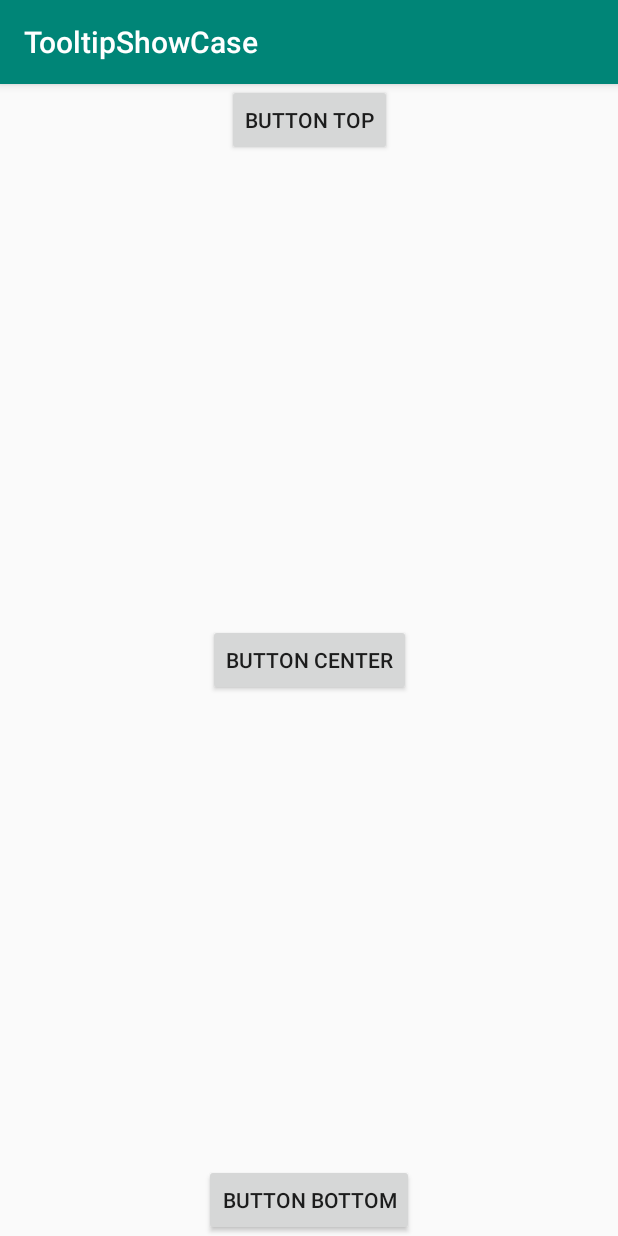
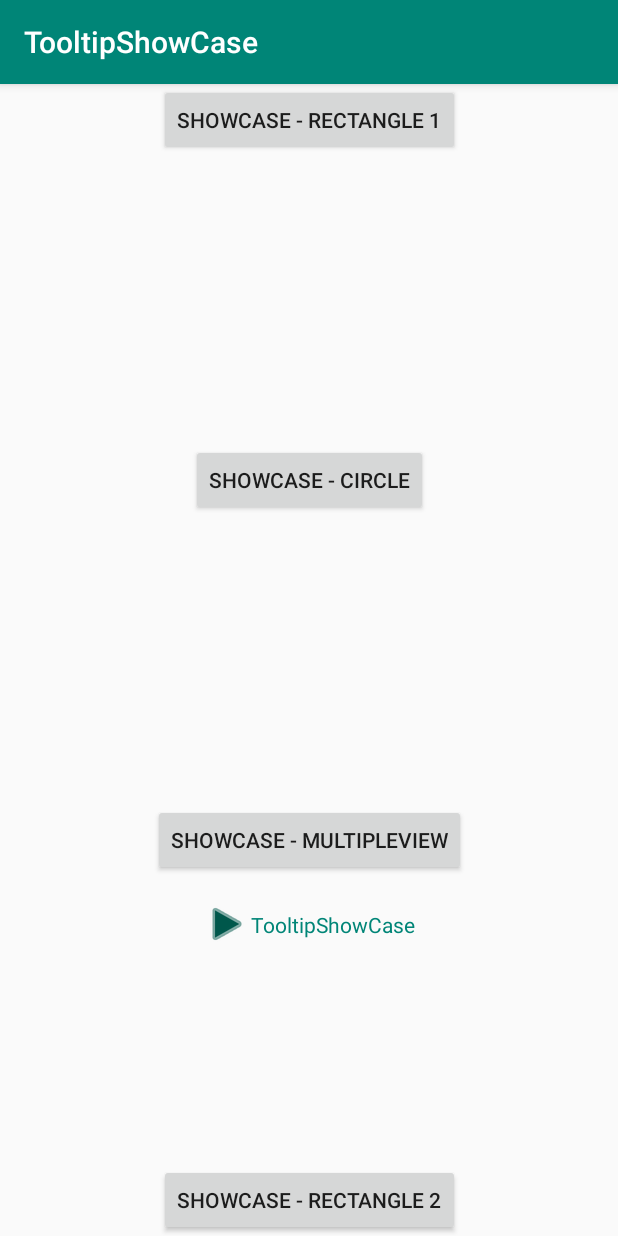
Before and after one commit to bilgehankalkan/showcase, an Android app: the screen it shows after launch (MainActivity), on a phone screen of 412 x 824 dp. Run offline under Robolectric (Android 15) with nearby library versions, the phone set to English and light mode, and no system bars.

Commit message:
rename func add support to focus multiple view

```diff
--- a/sample/src/main/res/layout/activity_main.xml
+++ b/sample/src/main/res/layout/activity_main.xml
@@ -10,27 +10,64 @@
         android:id="@+id/button_top"
         android:layout_width="wrap_content"
         android:layout_height="wrap_content"
-        android:text="Button Top"
+        android:text="Showcase - Rectangle 1"
+        app:layout_constraintBottom_toTopOf="@id/button_center"
         app:layout_constraintEnd_toEndOf="parent"
         app:layout_constraintStart_toStartOf="parent"
-        app:layout_constraintTop_toTopOf="parent" />
+        app:layout_constraintTop_toTopOf="parent"
+        app:layout_constraintVertical_chainStyle="spread_inside" />
 
     <Button
         android:id="@+id/button_center"
         android:layout_width="wrap_content"
         android:layout_height="wrap_content"
-        app:layout_constraintBottom_toBottomOf="parent"
+        android:text="Showcase - Circle"
+        app:layout_constraintBottom_toTopOf="@id/button_focus_multiple_view"
         app:layout_constraintEnd_toEndOf="parent"
         app:layout_constraintStart_toStartOf="parent"
-        app:layout_constraintTop_toTopOf="parent"
-        android:text="Button Center" />
+        app:layout_constraintTop_toBottomOf="@id/button_top" />
+
+    <Button
+        android:id="@+id/button_focus_multiple_view"
+        android:layout_width="wrap_content"
+        android:layout_height="wrap_content"
+        android:text="Showcase - MultipleView"
+        app:layout_constraintBottom_toTopOf="@id/button_bottom"
+        app:layout_constraintEnd_toEndOf="parent"
+        app:layout_constraintStart_toStartOf="parent"
+        app:layout_constraintTop_toBottomOf="@id/button_center" />
 
     <Button
         android:id="@+id/button_bottom"
         android:layout_width="wrap_content"
         android:layout_height="wrap_content"
-        android:text="Button Bottom"
+        android:text="Showcase - Rectangle 2"
         app:layout_constraintBottom_toBottomOf="parent"
         app:layout_constraintEnd_toEndOf="parent"
-        app:layout_constraintStart_toStartOf="parent" />
+        app:layout_constraintStart_toStartOf="parent"
+        app:layout_constraintTop_toBottomOf="@id/button_focus_multiple_view" />
+
+    <androidx.appcompat.widget.AppCompatImageView
+        android:id="@+id/imageView"
+        android:layout_width="wrap_content"
+        android:layout_height="wrap_content"
+        android:layout_marginTop="16dp"
+        android:src="@android:drawable/ic_media_play"
+        app:layout_constraintEnd_toStartOf="@id/textView"
+        app:layout_constraintHorizontal_chainStyle="packed"
+        app:layout_constraintStart_toStartOf="parent"
+        app:layout_constraintTop_toBottomOf="@id/button_focus_multiple_view"
+        app:tint="@color/colorPrimaryDark" />
+
+    <androidx.appcompat.widget.AppCompatTextView
+        android:id="@+id/textView"
+        android:layout_width="wrap_content"
+        android:layout_height="wrap_content"
+        android:text="@string/app_name"
+        android:textColor="@color/colorPrimary"
+        app:layout_constraintBottom_toBottomOf="@id/imageView"
+        app:layout_constraintEnd_toEndOf="parent"
+        app:layout_constraintStart_toEndOf="@id/imageView"
+        app:layout_constraintTop_toTopOf="@id/imageView" />
+
 </androidx.constraintlayout.widget.ConstraintLayout>
```
Also changed, not shown: library/src/main/java/com/trendyol/showcase/showcase/ShowcaseManager.kt (+34 -28 lines), library/src/main/java/com/trendyol/showcase/util/TooltipFieldUtil.kt (+4 -4 lines), sample/src/main/java/com/trendyol/sample/MainActivity.java (+23 -3 lines), 2 other files.
